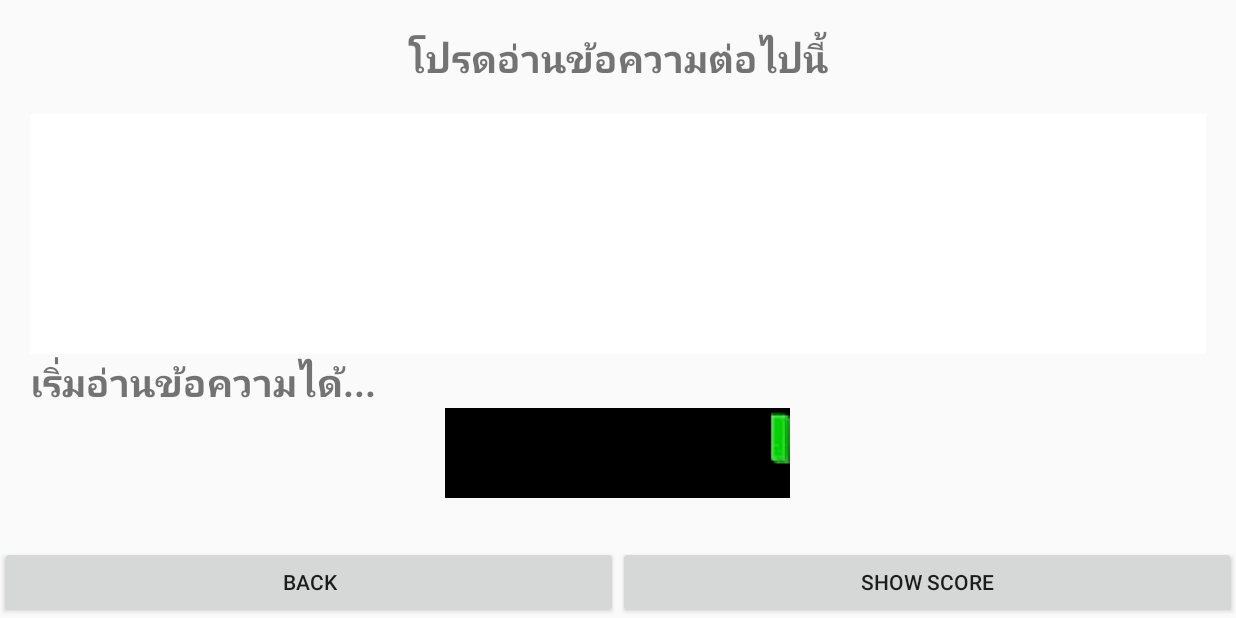
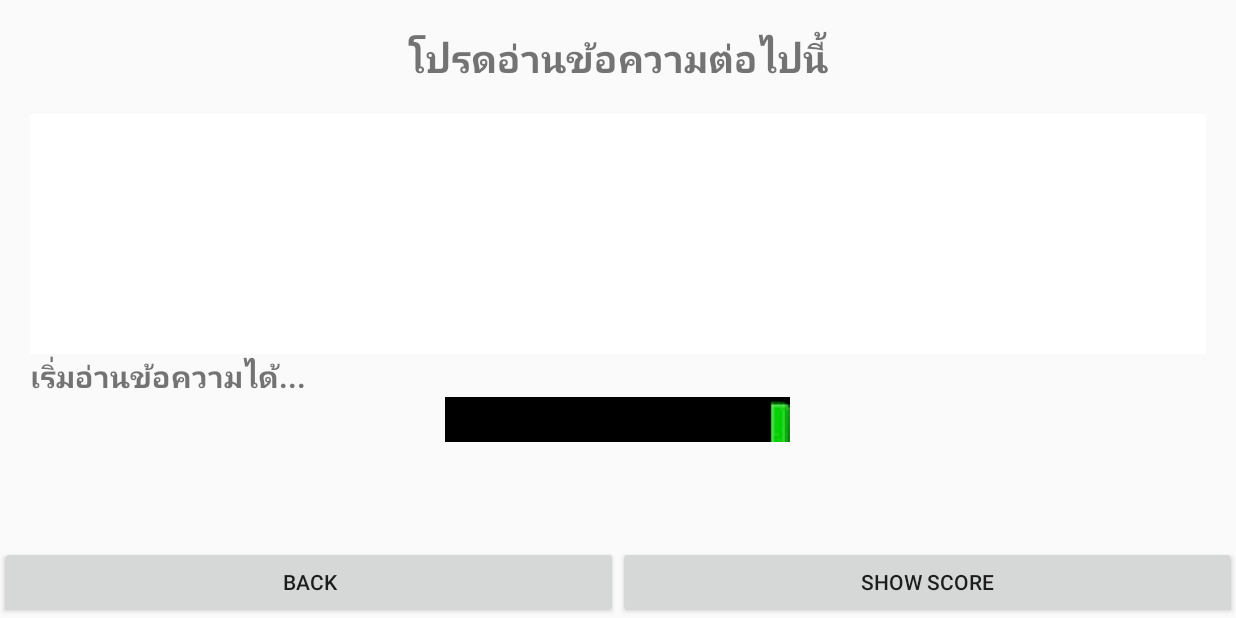
Before and after one commit to Norapol/BroadcasterTest, an Android app: the TestActivity screen opened directly, with no data from a screen before it, on a phone screen of 824 x 412 dp (held sideways). Run offline under Robolectric (Android 15) with nearby library versions, the phone set to English and light mode, and no system bars.

Commit message:
Break 18.00 16/4/2559

```diff
--- a/app/src/main/java/rmutr/narubeth/saowarak/norapol/broadcastertest/ListScoreActivity.java
+++ b/app/src/main/java/rmutr/narubeth/saowarak/norapol/broadcastertest/ListScoreActivity.java
@@ -25,7 +25,7 @@
 
         SQLiteDatabase sqLiteDatabase = openOrCreateDatabase(MyOpenHelper.database_name,
                 MODE_PRIVATE, null);
-        Cursor cursor = sqLiteDatabase.rawQuery("SELECT * FROM " + MyManage.test_table, null);
+        Cursor cursor = sqLiteDatabase.rawQuery("SELECT * FROM " + MyManage.test_table , null);
         cursor.moveToFirst();
         String[] dateStrings = new String[cursor.getCount()];
         String[] scoreStrings = new String[cursor.getCount()];
--- a/app/src/main/res/layout-land/activity_test.xml
+++ b/app/src/main/res/layout-land/activity_test.xml
@@ -43,27 +43,30 @@
         android:layout_width="wrap_content"
         android:layout_height="wrap_content"
         android:layout_centerInParent="true"
-        android:textSize="25sp"
+        android:textSize="20sp"
         android:textStyle="bold"
         android:text="Stop"
         android:layout_marginLeft="20dp" />
+
+    <LinearLayout
+        android:orientation="vertical"
+        android:layout_width="wrap_content"
+        android:layout_height="wrap_content"
+        android:layout_centerHorizontal="true"
+        android:layout_gravity="center_horizontal">
+
+        <rmutr.narubeth.saowarak.norapol.broadcastertest.SoundLevelView
+            android:id="@+id/volume"
+            android:layout_width="230sp"
+            android:layout_height="30sp"
+
+            />
+    </LinearLayout>
+
     <RelativeLayout
         android:layout_width="fill_parent"
         android:layout_height="fill_parent"
         >
-        <LinearLayout
-            android:orientation="vertical"
-            android:layout_width="wrap_content"
-            android:layout_height="wrap_content"
-            android:layout_centerHorizontal="true">
-
-            <rmutr.narubeth.saowarak.norapol.broadcastertest.SoundLevelView
-                android:id="@+id/volume"
-                android:layout_width="230sp"
-                android:layout_height="60sp"
-
-                />
-        </LinearLayout>
 
         <LinearLayout
             android:orientation="horizontal"
--- a/app/src/main/res/values/strings.xml
+++ b/app/src/main/res/values/strings.xml
@@ -2,8 +2,8 @@
     <string name="app_name">Broadcaster Test</string>
 
     <string name="talkname">ขานพระนาม</string>
-    <string name="newtest_male">แบบทดสอบ ประกาศข่าว ผู้ชาย</string>
-    <string name="newtest_female">แบบทดสอบ ประกาศข่าว ผู้หญิง</string>
+    <string name="newtest_male">แบบทดสอบประกาศข่าว ผู้ชาย</string>
+    <string name="newtest_female">แบบทดสอบประกาศข่าว ผู้หญิง</string>
 
     <string name="title_test">โปรดอ่านข้อความต่อไปนี้</string>
     <string name="start_test">เริ่มอ่านข้อความได้...</string>
```
